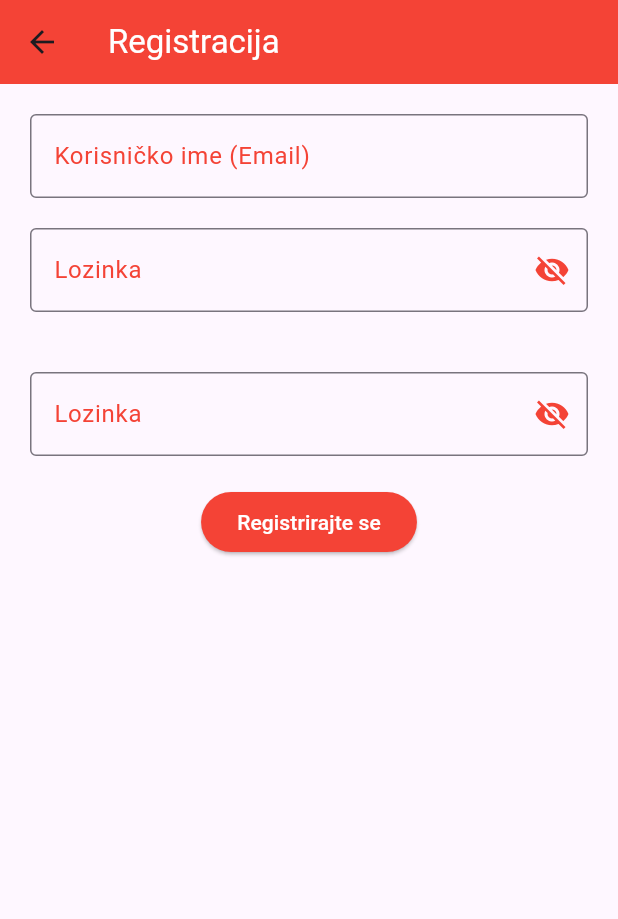
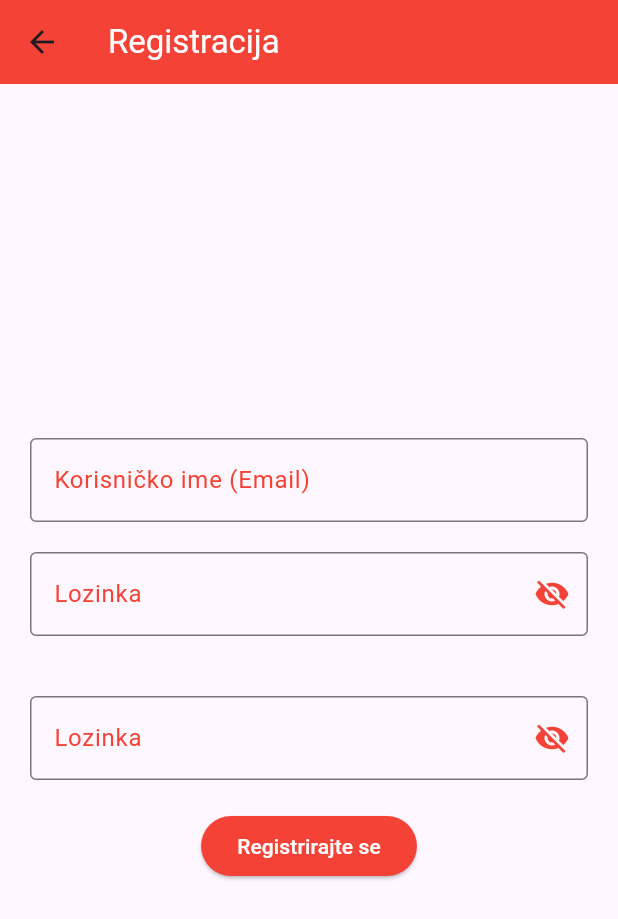
Before and after one commit to Medic01/Sustav_za_transfuziologiju, a Flutter app: the RegistrationPage screen opened directly, on a phone screen of 412 x 824 dp. Shown: the top 919 px of the screen. Run offline on Flutter 3.47's test engine with Material 3 defaults, Android fonts, the phone set to English and light mode, and no system bars; our stand-ins replace animated_text_kit, cloud_firestore, firebase_auth, firebase_core, flutter_dotenv, flutter_pw_validator and 5 more; missing offline and left inert: dart:html, oauth2, window_to_front; accounts and stored records are empty; generated files the repository leaves out were written again.

Commit message:
center widget in registration

```diff
--- a/lib/screens/auth/registration_page.dart
+++ b/lib/screens/auth/registration_page.dart
@@ -55,7 +55,7 @@ class _RegistrationPageState extends State<RegistrationPage> {
         ),
         backgroundColor: appBarBackgroundColor,
       ),
-      body: SingleChildScrollView(
+      body: Center(
         child: Center(
           child: Padding(
             padding: EdgeInsets.all(allSidesPadding),
```
